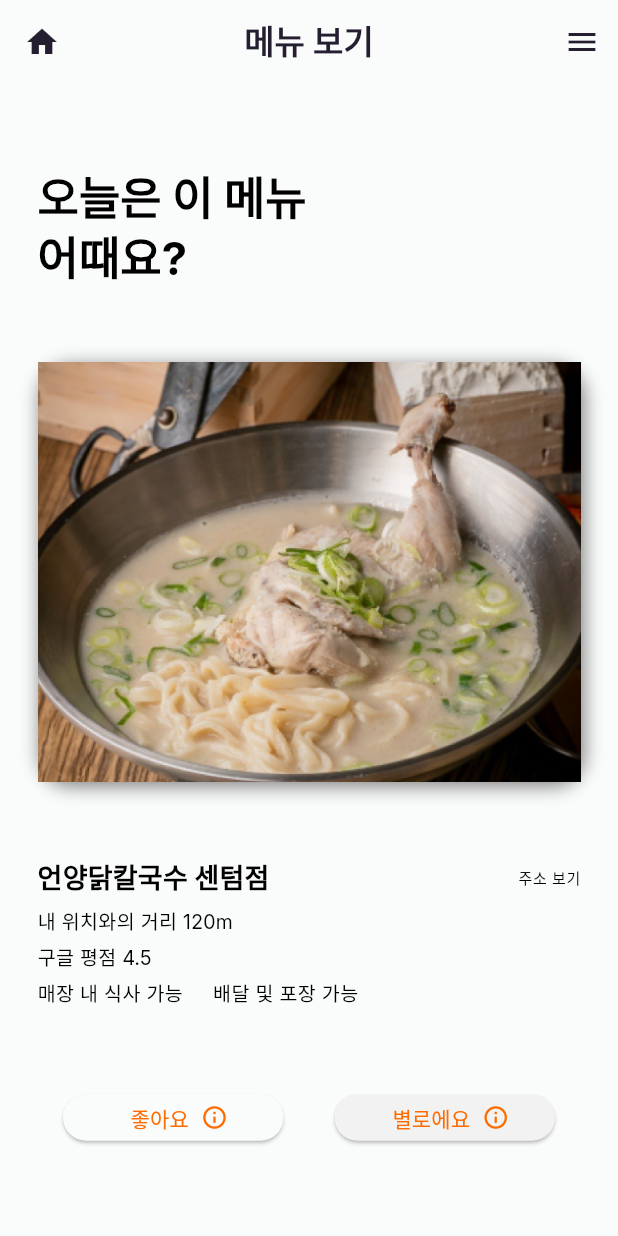
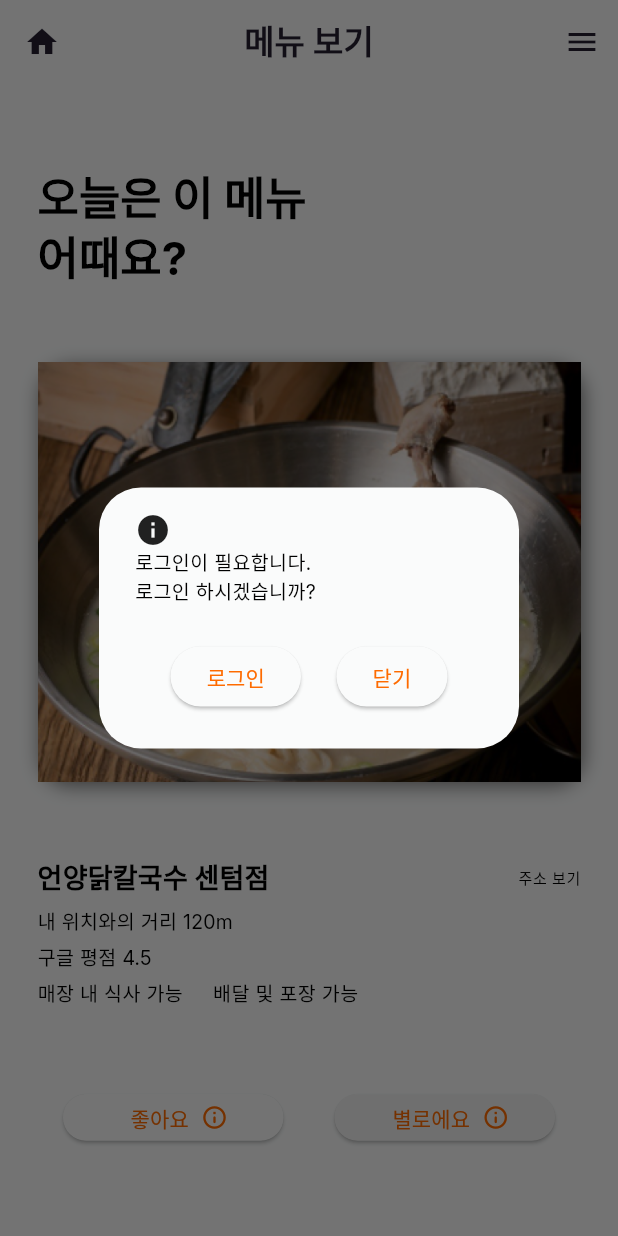
Before and after one commit to yangwenry/jeomechu, a Flutter app: the TodayMenuScreen screen opened by its route, after a tap on "좋아요", on a phone screen of 412 x 824 dp. Run offline on Flutter 3.47's test engine with Material 3 defaults, Android fonts, the light colour scheme and no system bars; our stand-ins replace flutter_secure_storage, google_sign_in, sign_in_button; accounts and stored records are empty.

Commit message:
로그인 서비스 리팩토링

```diff
--- a/lib/screen/today_menu_screen.dart
+++ b/lib/screen/today_menu_screen.dart
@@ -1,5 +1,6 @@
 import 'package:flutter/material.dart';
 
+import '../service/login_service.dart';
 import '../widget/home_drawer.dart';
 
 class TodayMenuScreen extends StatefulWidget {
@@ -15,6 +16,50 @@ class _TodayMenuScreenState extends State<TodayMenuScreen> {
   void showLoadingBar(bool loading) {
     setState(() {
       _loading = loading;
+    });
+  }
+
+  // 좋아용 버튼
+  void onPressedLike() {
+    // 로그인 여부 체크
+    LoginService().isLoginCheck().then((isLogin) {
+      if (!isLogin) {
+        // 로그인 여부 팝업 띄우기
+        showDialog(
+          context: context,
+          builder: (context) {
+            return AlertDialog(
+              content: const Column(
+                mainAxisSize: MainAxisSize.min,
+                crossAxisAlignment: CrossAxisAlignment.start,
+                children: <Widget>[
+                  Icon(Icons.info),
+                  Text(
+                    "로그인이 필요합니다.\n로그인 하시겠습니까?",
+                  ),
+                ],
+              ),
+              actions: [
+                ElevatedButton(
+                  onPressed: () {
+                    Navigator.pushNamed(context, '/login');
+                  },
+                  child: const Text('로그인'),
+                ),
+                ElevatedButton(
+                  onPressed: () {
+                    Navigator.pop(context);
+                  },
+                  child: const Text('닫기'),
+                ),
+              ],
+              actionsAlignment: MainAxisAlignment.spaceEvenly,
+            );
+          },
+        );
+      } else {
+        print('로그인 되어있습니다');
+      }
     });
   }
 
@@ -68,6 +113,8 @@ class _TodayMenuScreenState extends State<TodayMenuScreen> {
                 fit: BoxFit.cover,
               ),
             ),
+            if (_loading) const CircularProgressIndicator(),
+            if (!_loading)
               Column(
                 crossAxisAlignment: CrossAxisAlignment.start,
                 children: [
@@ -76,7 +123,23 @@ class _TodayMenuScreenState extends State<TodayMenuScreen> {
                     children: [
                       Text('언양닭칼국수 센텀점',
                           style: Theme.of(context).textTheme.titleMedium),
-                    Text('주소 보기', style: Theme.of(context).textTheme.bodySmall)
+                      Tooltip(
+                        message: '도로명 부산 해운대구 센텀통로 99\n벽산E센텀 클래스원 113호',
+                        verticalOffset: 10,
+                        triggerMode: TooltipTriggerMode.tap,
+                        decoration: BoxDecoration(
+                          color: Colors.grey[500],
+                          borderRadius:
+                              const BorderRadius.all(Radius.circular(10)),
+                        ),
+                        textStyle: const TextStyle(
+                          fontSize: 11,
+                          fontWeight: FontWeight.w500,
+                          color: Colors.white,
+                        ),
+                        child: Text('주소 보기',
+                            style: Theme.of(context).textTheme.bodySmall),
+                      )
                     ],
                   ),
                   const SizedBox(height: gap),
@@ -103,7 +166,7 @@ class _TodayMenuScreenState extends State<TodayMenuScreen> {
                 Directionality(
                   textDirection: TextDirection.rtl,
                   child: ElevatedButton.icon(
-                    onPressed: () => (),
+                    onPressed: onPressedLike,
                     icon: const Icon(Icons.info_outline_rounded),
                     label: const Text('좋아요'),
                     style: ElevatedButton.styleFrom(
--- /dev/null
+++ b/lib/service/login_service.dart
@@ -0,0 +1,79 @@
+import 'dart:convert';
+
+import 'package:flutter_secure_storage/flutter_secure_storage.dart';
+import 'package:google_sign_in/google_sign_in.dart';
+
+import '../const/login_platform.dart';
+
+class LoginService {
+  static const storage = FlutterSecureStorage();
+  LoginPlatform _loginPlatform = LoginPlatform.none;
+
+  Future<String> getUser() async {
+    final loginUser = await storage.read(key: 'loginUser');
+    if (loginUser == null) return "";
+    return loginUser;
+  }
+
+  Future<bool> isLoginCheck() async {
+    final loginUserStr = await getUser();
+    return loginUserStr != '';
+  }
+
+  Future<void> signOutWithGoogle() async {
+    print('logout 실행');
+
+    await Future.delayed(const Duration(seconds: 1));
+
+    switch (_loginPlatform) {
+      case LoginPlatform.facebook:
+        // await FacebookAuth.instance.logOut();
+        break;
+      case LoginPlatform.google:
+        // 추가
+        await GoogleSignIn().signOut();
+        break;
+      case LoginPlatform.kakao:
+        break;
+      case LoginPlatform.naver:
+        break;
+      case LoginPlatform.apple:
+        break;
+      case LoginPlatform.none:
+        break;
+    }
+
+    _loginPlatform = LoginPlatform.none;
+    await storage.delete(key: "loginUser");
+  }
+
+  Future<GoogleSignInAccount?> signInWithGoggle() async {
+    final GoogleSignInAccount? googleUser = await GoogleSignIn().signIn();
+
+    if (googleUser != null) {
+      print('name = ${googleUser.displayName}');
+      print('email = ${googleUser.email}');
+      print('id = ${googleUser.id}');
+
+      saveStorage(googleUser);
+
+      _loginPlatform = LoginPlatform.google;
+    }
+    return googleUser;
+  }
+
+  void saveStorage(GoogleSignInAccount googleUser) async {
+    // json string
+    final googleUserMap = {};
+    googleUserMap["id"] = googleUser.id;
+    googleUserMap["email"] = googleUser.email;
+    googleUserMap["displayName"] = googleUser.displayName;
+    final googleUserJsonStr = jsonEncode(googleUserMap);
+    //print('googleUserJsonStr : $googleUserJsonStr');
+
+    await storage.write(key: "loginUser", value: googleUserJsonStr);
+    // await storage.write(key: "userId", value: googleUser.id);
+    // await storage.write(key: "userEmail", value: googleUser.email);
+    // await storage.write(key: "userName", value: googleUser.displayName);
+  }
+}
--- a/lib/widget/home_drawer.dart
+++ b/lib/widget/home_drawer.dart
@@ -1,8 +1,7 @@
 import 'dart:convert';
 
 import 'package:flutter/material.dart';
-import 'package:flutter_secure_storage/flutter_secure_storage.dart';
-import 'package:google_sign_in/google_sign_in.dart';
+import 'package:jeomechu/service/login_service.dart';
 
 class HomeDrawer extends StatefulWidget {
   final Function showLoadingBar;
@@ -13,32 +12,19 @@ class HomeDrawer extends StatefulWidget {
 }
 
 class _HomeDrawerState extends State<HomeDrawer> {
-  static const storage = FlutterSecureStorage();
   String userEmail = "";
   String userId = "";
 
-  Future<String> getUser() async {
-    final loginUser = await storage.read(key: 'loginUser');
-    if (loginUser == null) return "";
-    return loginUser;
-  }
-
   Future<void> signOut() async {
     widget.showLoadingBar(true);
-    print('logout 실행');
-
-    await Future.delayed(const Duration(seconds: 1));
-
-    await GoogleSignIn().signOut();
-    await storage.delete(key: "loginUser");
-
+    await LoginService().signOutWithGoogle();
     widget.showLoadingBar(false);
   }
 
   @override
   Widget build(BuildContext context) {
     return FutureBuilder<String>(
-      future: getUser(),
+      future: LoginService().getUser(),
       builder: (context, snapshot) {
         if (snapshot.hasData) {
           print('data: ${snapshot.data}');
```
Also changed, not shown: lib/screen/login_screen.dart (+7 -53 lines). Lines whose indentation alone changed are shown as unchanged.
